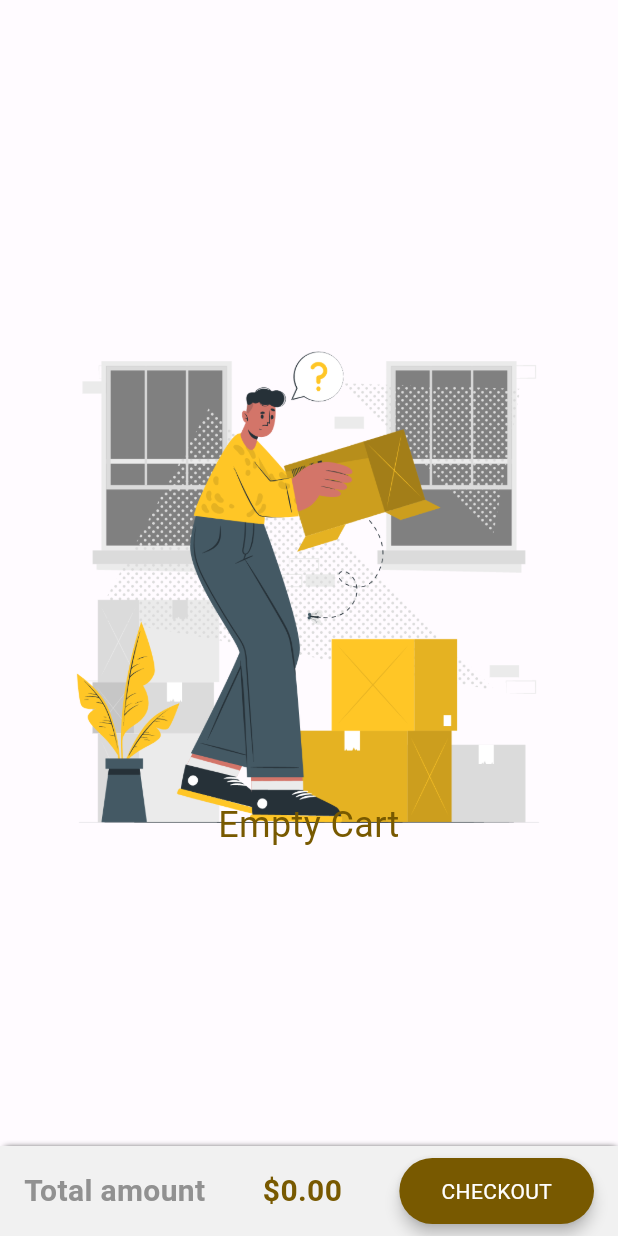
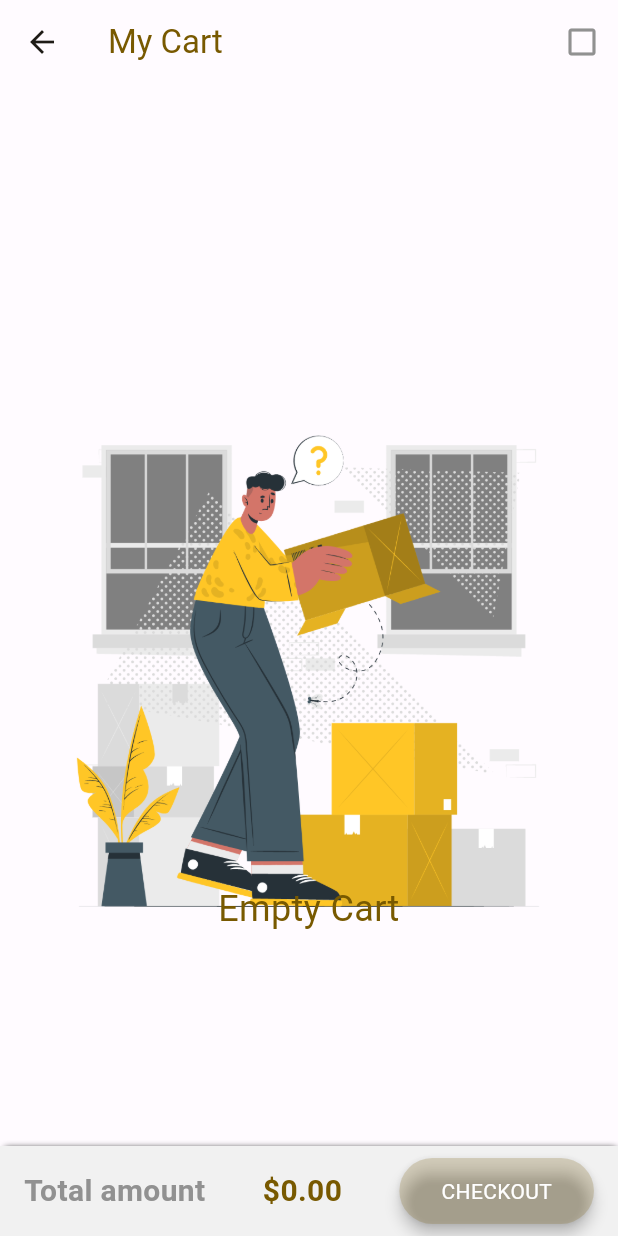
Before and after one commit to aboidrees90/ecommerce_flutter_php_mysql, a Flutter app: the CartListScreen screen opened by its route, on a phone screen of 412 x 824 dp. Run offline on Flutter 3.47's test engine with Material 2 defaults, Android fonts, the phone set to English and light mode, and no system bars; our stand-ins replace flutter_rating_bar, fluttertoast, font_awesome_flutter, get, google_fonts, image_picker and 1 more; accounts and stored records are empty; Roboto replaces fonts that are missing (Cairo).

Commit message:
Implement Cart Functionality

```diff
--- a/lib/core/constants/connection.dart
+++ b/lib/core/constants/connection.dart
@@ -28,4 +28,5 @@ class Connections {
   // cart
   static const addToCart = "$_cartURL/add.php";
   static const getCartList = "$_cartURL/get.php";
+  static const removeFromCart = "$_cartURL/delete.php";
 }
--- a/lib/features/cart/cart_list_controller.dart
+++ b/lib/features/cart/cart_list_controller.dart
@@ -5,13 +5,13 @@ import 'package:get/get.dart';
 
 class CartListController extends GetxController {
   final RxList<Cart> _cartList = <Cart>[].obs;
-  final RxList<int> _selectedProducts = <int>[].obs;
-  final RxBool _isAllSelected = false.obs;
+  final RxList<int> _selectedItems = <int>[].obs;
+  final RxBool _isAllItemsSelected = false.obs;
   final RxDouble _total = 0.0.obs;
 
   List<Cart> get cartList => _cartList;
-  List<int> get selectedProductsInCartList => _selectedProducts;
-  bool get isAllSelected => _isAllSelected.value;
+  List<int> get selectedItemsInCartList => _selectedItems;
+  bool get isAllItemsSelected => _isAllItemsSelected.value;
   double get total => _total.value;
 
   final Auth _auth = Get.put(Auth());
@@ -26,33 +26,58 @@ class CartListController extends GetxController {
     final cartList = await CartAPI.fetchCurrentUserCartList(body: {"userID": _auth.currentUser!.id!.toString()});
     _cartList.value = cartList;
     _calculateTotalCost();
+    update();
   }
 
   _calculateTotalCost() {
     _total.value = 0;
-    if (_selectedProducts.isNotEmpty) {
+    if (_selectedItems.isNotEmpty) {
       for (var productInCart in _cartList) {
-        if (_selectedProducts.contains(productInCart.id)) {
+        if (_selectedItems.contains(productInCart.id)) {
           _total.value += (productInCart.product!.price!) * double.parse(productInCart.quantity.toString());
         }
       }
     }
   }
 
-  updateSelectedProduct(int selectedProductID) {
-    if (_selectedProducts.contains(selectedProductID)) {
-      _selectedProducts.remove(selectedProductID);
+  toggleAllItemsSelection() {
+    if (_isAllItemsSelected.value) {
+      clearSelectedProducts();
     } else {
-      _selectedProducts.add(selectedProductID);
+      for (var e in cartList) {
+        (!_selectedItems.contains(e.id)) ? updateSelectedProduct(e.id!) : "";
+      }
     }
     _calculateTotalCost();
+  }
+
+  updateSelectedProduct(int selectedProductID) {
+    (_selectedItems.contains(selectedProductID)) ? _selectedItems.remove(selectedProductID) : _selectedItems.add(selectedProductID);
+    _isAllItemsSelected.value = (_selectedItems.length == cartList.length) ? true : false;
+
+    _calculateTotalCost();
+
     update();
   }
 
-  setIsAllSelected() => _isAllSelected.value = !_isAllSelected.value;
+  setIsAllSelected() => _isAllItemsSelected.value = !_isAllItemsSelected.value;
 
   clearSelectedProducts() {
-    _selectedProducts.clear();
+    _selectedItems.clear();
+    _isAllItemsSelected.value = false;
+    update();
+  }
+
+  clearSelectedItems() async {
+    for (var item in _selectedItems) {
+      await CartAPI.delete(body: {'id': item.toString()});
+    }
+
+    _getCurrentUserCartList();
+    if (_selectedItems.isEmpty) {
+      Get.snackbar('Success', "Done");
+    }
+
     update();
   }
 }
--- a/lib/features/cart/cart_list_screen.dart
+++ b/lib/features/cart/cart_list_screen.dart
@@ -1,7 +1,7 @@
-import 'package:ecommerce_php/core/constants/shadows.dart';
 import 'package:ecommerce_php/features/cart/cart_list_controller.dart';
-import 'package:ecommerce_php/features/product/product_image.dart';
-import 'package:ecommerce_php/features/widgets/button.dart';
+import 'package:ecommerce_php/features/cart/widgets/cart_bottom_bar.dart';
+import 'package:ecommerce_php/features/cart/widgets/cart_products_list.dart';
+import 'package:ecommerce_php/features/cart/widgets/empty_cart.dart';
 import 'package:flutter/material.dart';
 import 'package:get/get.dart';
 
@@ -12,192 +12,55 @@ class CartListScreen extends StatelessWidget {
   Widget build(BuildContext context) {
     final cartListController = Get.put(CartListController());
     final colorScheme = Get.theme.colorScheme;
-
     return Scaffold(
-      body: Obx(
-        () => cartListController.cartList.isNotEmpty ? const CartProductsList() : const EmptyCart(),
+      appBar: AppBar(
+        title: Text("My Cart", style: TextStyle(color: colorScheme.primary)),
+        actions: [
+          // Remove from cart
+          GetBuilder(
+            init: cartListController,
+            builder: ((controller) {
+              if (controller.selectedItemsInCartList.isNotEmpty) {
+                return IconButton(
+                  onPressed: () async {
+                    var response = await Get.dialog(
+                      AlertDialog(
+                        backgroundColor: Get.theme.colorScheme.primaryContainer,
+                        title: Text("Signing out", style: TextStyle(color: Get.theme.colorScheme.primary, fontSize: 16, fontWeight: FontWeight.bold)),
+                        content: const Text("Are you sure?\nyou want to sign out from app?"),
+                        actions: [
+                          TextButton(onPressed: Get.back, child: const Text("Cancel", style: TextStyle(fontSize: 20))),
+                          TextButton(
+                            child: const Text("Delete", style: TextStyle(color: Colors.white, fontSize: 16)),
+                            onPressed: () => Get.back(result: "DELETE"),
                           ),
-      bottomNavigationBar: GetBuilder(
-        init: CartListController(),
-        builder: (controller) {
-          return Container(
-            height: 60,
-            decoration: BoxDecoration(color: colorScheme.primaryContainer, boxShadow: const [shadowUp]),
-            padding: const EdgeInsets.symmetric(horizontal: 16, vertical: 8),
-            child: Row(
-              mainAxisAlignment: MainAxisAlignment.spaceBetween,
-              children: [
-                // Total amount
-                Text("Total amount", style: TextStyle(color: colorScheme.onSecondary, fontSize: 20, fontWeight: FontWeight.bold)),
-                // total price
-                Obx(
-                  () => Text(
-                    "\$${cartListController.total.toStringAsFixed(2)}",
-                    maxLines: 1,
-                    style: TextStyle(color: colorScheme.primary, fontSize: 20, fontWeight: FontWeight.bold),
-                  ),
-                ),
-                Button(text: 'CHECKOUT', color: colorScheme.primary, onTap: () {}),
                         ],
                       ),
                     );
+                    print(response);
+                    if (response == "DELETE") cartListController.clearSelectedItems();
                   },
-      ),
+                  icon: const Icon(Icons.delete_sweep, color: Colors.redAccent, size: 28),
                 );
               }
-}
-
-class CartProductsList extends StatelessWidget {
-  const CartProductsList({Key? key}) : super(key: key);
-
-  @override
-  Widget build(BuildContext context) {
-    final cartListController = Get.put(CartListController());
-
-    final colorScheme = Get.theme.colorScheme;
-
-    return ListView.builder(
-      itemCount: cartListController.cartList.length,
-      itemBuilder: (context, index) {
-        final cartItem = cartListController.cartList[index];
-        final product = cartItem.product!;
-
-        return Container(
-          width: double.infinity,
-          margin: EdgeInsets.fromLTRB(16, index == 0 ? 16 : 4, 16, index == cartListController.cartList.length - 1 ? 16 : 8),
-          decoration: BoxDecoration(
-            borderRadius: BorderRadius.circular(20),
-            color: colorScheme.primaryContainer,
-            boxShadow: const [shadowDown],
-          ),
-          child: GestureDetector(
-            onTap: () {},
-            child: Row(
-              mainAxisAlignment: MainAxisAlignment.spaceBetween,
-              children: [
-                // name - color - size - price - +/-
-                Expanded(
-                  child: Padding(
-                    padding: const EdgeInsets.all(8.0),
-                    child: Column(
-                      crossAxisAlignment: CrossAxisAlignment.stretch,
-                      mainAxisAlignment: MainAxisAlignment.start,
-                      children: [
-                        // Product name
-                        Text(
-                          product.name!,
-                          maxLines: 2,
-                          overflow: TextOverflow.ellipsis,
-                          style: TextStyle(color: colorScheme.onPrimaryContainer, fontSize: 16),
+              return Container();
+            }),
           ),
 
-                        // Color + Size + Price
-                        Row(
-                          crossAxisAlignment: CrossAxisAlignment.end,
-                          children: [
-                            // Color size
-                            Expanded(
-                              child: Text(
-                                "Color: ${cartItem.color} \nSize: ${cartItem.size}",
-                                maxLines: 2,
-                                overflow: TextOverflow.ellipsis,
-                                style: TextStyle(color: colorScheme.onSecondary),
+          // Select all items
+          Obx(
+            () => IconButton(
+              onPressed: cartListController.toggleAllItemsSelection,
+              icon: Icon(
+                cartListController.isAllItemsSelected ? Icons.check_box : Icons.check_box_outline_blank,
+                color: cartListController.isAllItemsSelected ? colorScheme.primary : colorScheme.onSecondary,
               ),
-                            ),
-
-                            //Price
-                            Text(
-                              "\$${product.price}",
-                              maxLines: 3,
-                              overflow: TextOverflow.ellipsis,
-                              style: TextStyle(color: colorScheme.primary, fontSize: 16, fontWeight: FontWeight.bold),
-                            ),
-                          ],
-                        ),
-
-                        // + / -
-                        Row(
-                          mainAxisAlignment: MainAxisAlignment.center,
-                          crossAxisAlignment: CrossAxisAlignment.center,
-                          children: [
-                            // + button
-                            IconButton(onPressed: () {}, icon: Icon(Icons.add_circle_outline, color: colorScheme.primary, size: 32)),
-
-                            // Quantity
-                            Text(cartItem.quantity.toString(), style: TextStyle(color: colorScheme.primary, fontSize: 16)),
-
-                            // - button
-                            IconButton(onPressed: () {}, icon: Icon(Icons.remove_circle_outline_outlined, color: colorScheme.primary, size: 32)),
-                          ],
-                        )
-                      ],
-                    ),
-                  ),
-                ),
-                // Image
-
-                Stack(
-                  children: [
-                    ProductImage(
-                      image: product.image!,
-                      width: 160,
-                      height: 160,
-                      borderRadius: const BorderRadius.horizontal(right: Radius.circular(20)),
-                    ),
-                    Positioned(
-                      top: 10,
-                      right: 10,
-                      child: GetBuilder(
-                        init: CartListController(),
-                        builder: (controller) {
-                          return GestureDetector(
-                            onTap: () => cartListController.updateSelectedProduct(cartItem.id!),
-                            child: Icon(
-                              cartListController.selectedProductsInCartList.contains(cartItem.id) ? Icons.check_box : Icons.check_box_outline_blank,
-                              color: cartListController.isAllSelected ? Colors.grey : Colors.white,
-                            ),
-                          );
-                        },
             ),
           ),
         ],
       ),
-              ],
-            ),
-          ),
-        );
-      },
+      body: Obx(() => cartListController.cartList.isNotEmpty ? const CartProductsList() : const EmptyCart()),
+      bottomNavigationBar: const CartBottomBar(),
     );
   }
 }
-
-class EmptyCart extends StatelessWidget {
-  const EmptyCart({
-    Key? key,
-  }) : super(key: key);
-
-  @override
-  Widget build(BuildContext context) {
-    final colorScheme = Get.theme.colorScheme;
-    return Stack(
-      children: [
-        Positioned(
-          top: (Get.size.height - Get.size.width) / 2,
-          left: (Get.size.width - Get.size.width * .90) / 2,
-          width: Get.size.width * .90,
-          child: Image.asset('images/empty_cart.png', width: Get.size.width * .90, height: Get.size.width * .90),
-        ),
-        Positioned(
-          top: (Get.size.height - Get.size.width + Get.size.width / 3.4),
-          left: Get.size.width / 2 - 70,
-          width: 140,
-          child: Text(
-            "Empty Cart",
-            textAlign: TextAlign.center,
-            style: TextStyle(color: colorScheme.primary, fontSize: 24),
-          ),
-        ),
-      ],
-    );
-  }
-}
--- /dev/null
+++ b/lib/features/cart/widgets/cart_bottom_bar.dart
@@ -0,0 +1,45 @@
+import 'package:ecommerce_php/core/constants/shadows.dart';
+import 'package:ecommerce_php/features/cart/cart_list_controller.dart';
+import 'package:ecommerce_php/features/widgets/button.dart';
+import 'package:flutter/material.dart';
+import 'package:get/get.dart';
+
+class CartBottomBar extends StatelessWidget {
+  const CartBottomBar({super.key});
+
+  @override
+  Widget build(BuildContext context) {
+    final colorScheme = Get.theme.colorScheme;
+
+    return GetBuilder(
+      init: CartListController(),
+      builder: (controller) {
+        return Container(
+          height: 60,
+          decoration: BoxDecoration(color: colorScheme.primaryContainer, boxShadow: const [shadowUp]),
+          padding: const EdgeInsets.symmetric(horizontal: 16, vertical: 8),
+          child: Row(
+            mainAxisAlignment: MainAxisAlignment.spaceBetween,
+            children: [
+              // Total amount
+              Text("Total amount", style: TextStyle(color: colorScheme.onSecondary, fontSize: 20, fontWeight: FontWeight.bold)),
+              // total price
+              Obx(
+                () => Text(
+                  "\$${controller.total.toStringAsFixed(2)}",
+                  maxLines: 1,
+                  style: TextStyle(color: colorScheme.primary, fontSize: 20, fontWeight: FontWeight.bold),
+                ),
+              ),
+              Button(
+                text: 'CHECKOUT',
+                color: controller.selectedItemsInCartList.isEmpty ? colorScheme.primary.withOpacity(0.2) : colorScheme.primary,
+                onTap: controller.selectedItemsInCartList.isEmpty ? null : () {},
+              ),
+            ],
+          ),
+        );
+      },
+    );
+  }
+}
--- /dev/null
+++ b/lib/features/cart/widgets/empty_cart.dart
@@ -0,0 +1,31 @@
+import 'package:flutter/material.dart';
+import 'package:get/get.dart';
+
+class EmptyCart extends StatelessWidget {
+  const EmptyCart({super.key});
+
+  @override
+  Widget build(BuildContext context) {
+    final colorScheme = Get.theme.colorScheme;
+    return Stack(
+      children: [
+        Positioned(
+          top: (Get.size.height - Get.size.width) / 2,
+          left: (Get.size.width - Get.size.width * .90) / 2,
+          width: Get.size.width * .90,
+          child: Image.asset('images/empty_cart.png', width: Get.size.width * .90, height: Get.size.width * .90),
+        ),
+        Positioned(
+          top: (Get.size.height - Get.size.width + Get.size.width / 3.4),
+          left: Get.size.width / 2 - 70,
+          width: 140,
+          child: Text(
+            "Empty Cart",
+            textAlign: TextAlign.center,
+            style: TextStyle(color: colorScheme.primary, fontSize: 24),
+          ),
+        ),
+      ],
+    );
+  }
+}
--- a/lib/features/product/product_details/product_details_screen.dart
+++ b/lib/features/product/product_details/product_details_screen.dart
@@ -11,7 +11,6 @@ class ProductDetailsScreen extends StatelessWidget {
   ProductDetailsScreen({super.key});
 
   final product = Product.fromJson(Get.parameters['product']!);
-  final ProductDetailsController _controller = Get.put(ProductDetailsController());
 
   @override
   Widget build(BuildContext context) {
--- a/lib/features/widgets/button.dart
+++ b/lib/features/widgets/button.dart
@@ -5,14 +5,14 @@ class Button extends StatelessWidget {
   final String text;
   final double? textSize;
   final Color? textColor;
-  final VoidCallback onTap;
+  final VoidCallback? onTap;
   final Color? color;
   final EdgeInsetsGeometry? padding;
 
   const Button({
     Key? key,
     required this.text,
-    required this.onTap,
+    this.onTap,
     this.textSize = 14.0,
     this.textColor = Colors.white,
     this.color,
@@ -27,16 +27,16 @@ class Button extends StatelessWidget {
       borderRadius: BorderRadius.circular(30),
       child: Padding(
         padding: padding!,
-        child: InkWell(
-          onTap: onTap,
-          borderRadius: BorderRadius.circular(30),
-          child: Container(
-            alignment: Alignment.center,
-            padding: const EdgeInsets.symmetric(vertical: 10, horizontal: 28),
-            child: Text(text, style: TextStyle(color: textColor, fontSize: textSize)),
-          ),
-        ),
+        child: onTap != null ? InkWell(onTap: onTap, borderRadius: BorderRadius.circular(30), child: buttonContent()) : buttonContent(),
       ),
     );
   }
+
+  buttonContent() {
+    return Container(
+      alignment: Alignment.center,
+      padding: const EdgeInsets.symmetric(vertical: 10, horizontal: 28),
+      child: Text(text, style: TextStyle(color: textColor, fontSize: textSize)),
+    );
+  }
 }
```
Also changed, not shown: lib/features/cart/widgets/cart_products_list.dart (added, +138 -0 lines), lib/services/cart_api.dart (+9 -0 lines). Lines whose indentation alone changed are shown as unchanged.
